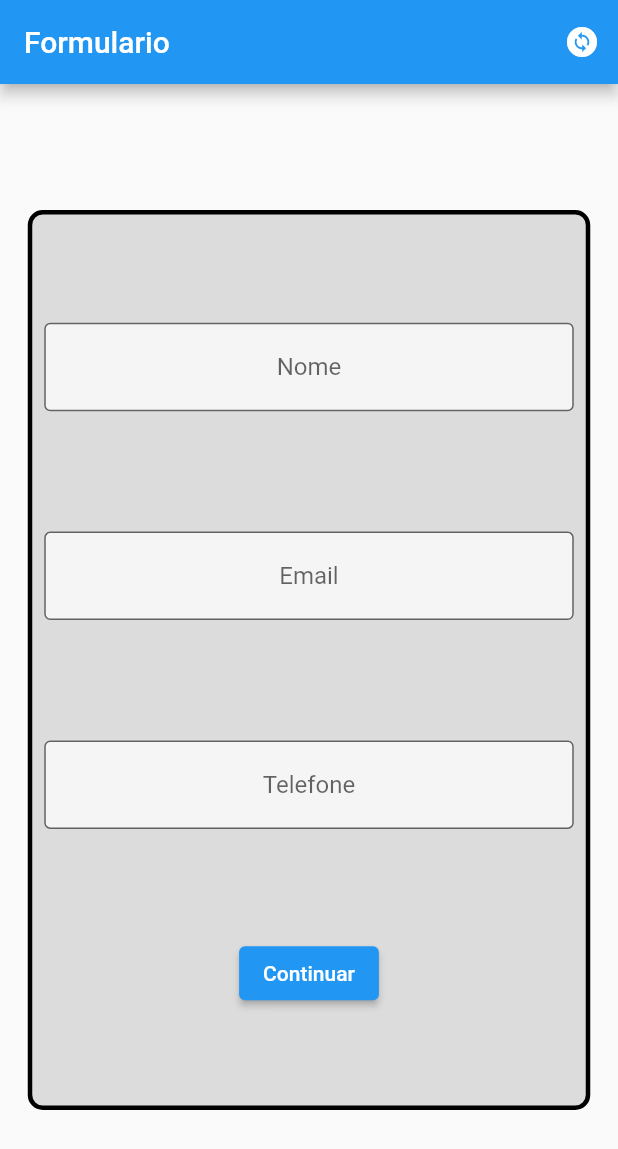
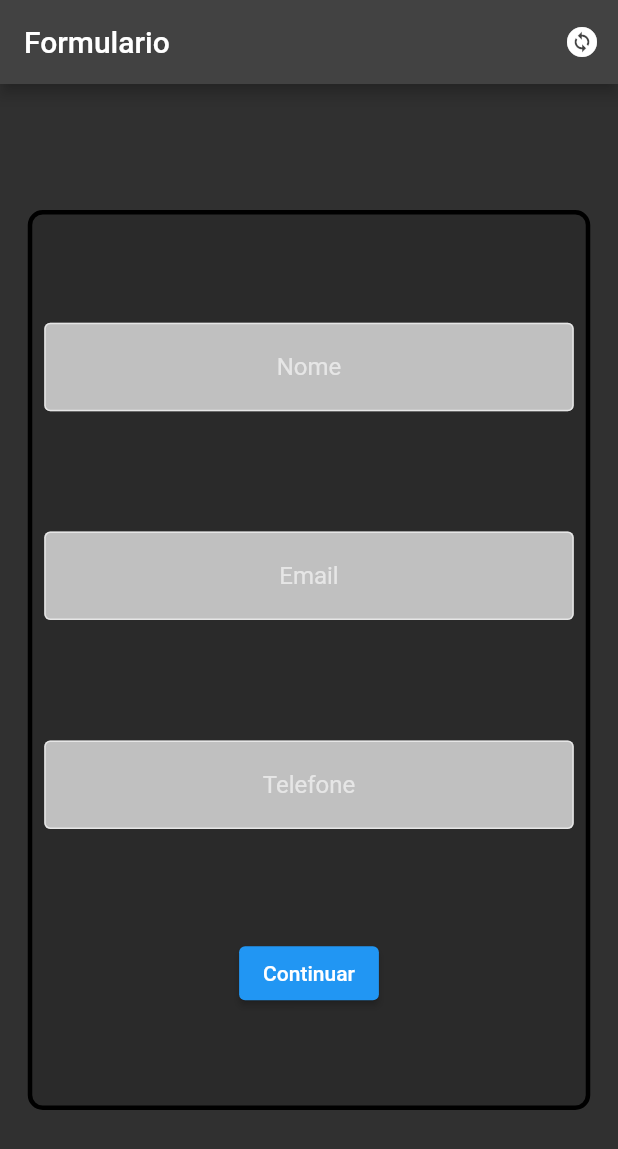
Before and after one commit to BlackLeg15/formulario_curso, a Flutter app: the screen it shows after launch, after a tap on the "change circle" icon, on a phone screen of 412 x 824 dp. Shown: the top 1149 px of the screen. Run offline on Flutter 3.47's test engine with Material 2 defaults, Android fonts, the phone set to English and light mode, and no system bars.

Commit message:
create modo dark

```diff
--- a/lib/controller/tema_controller.dart
+++ b/lib/controller/tema_controller.dart
@@ -1,11 +1,9 @@
 import 'package:flutter/material.dart';
 
-class TemaController with ChangeNotifier {
-  bool _thema = true;
-  bool get getThema => _thema;
+class TemaController {
+  final ValueNotifier<bool> thema = ValueNotifier(true);
 
   void changeThema() {
-    _thema = !_thema;
-    notifyListeners();
+    thema.value = !thema.value;
   }
 }
--- a/lib/main.dart
+++ b/lib/main.dart
@@ -8,21 +8,24 @@ void main() {
 
 class MyApp extends StatelessWidget {
   MyApp({super.key});
-  final TemaController _thema = TemaController();
+  final TemaController _temaController = TemaController();
 
-  // This widget is the root of your application.
   @override
   Widget build(BuildContext context) {
+    return ValueListenableBuilder<bool>(
+        valueListenable: _temaController.thema,
+        builder: (BuildContext context, bool value, Widget? child) {
           return MaterialApp(
             title: 'Flutter Demo',
-      theme: _thema.getThema
+            theme: value
                 ? ThemeData(
                     primarySwatch: Colors.blue,
                   )
                 : ThemeData.dark(),
             home: FormScreen(
-        thema: _thema,
+              thema: _temaController,
             ),
           );
+        });
   }
 }
```
Lines whose indentation alone changed are shown as unchanged.
